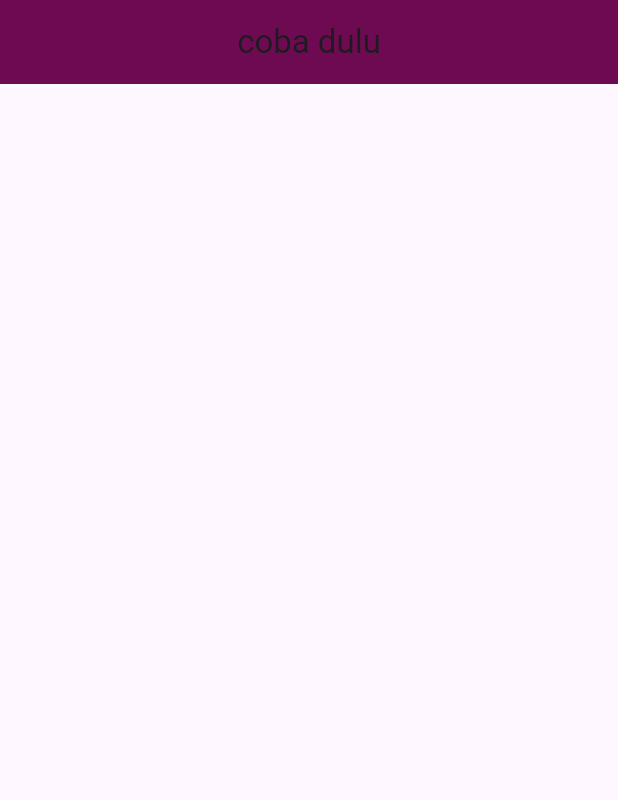
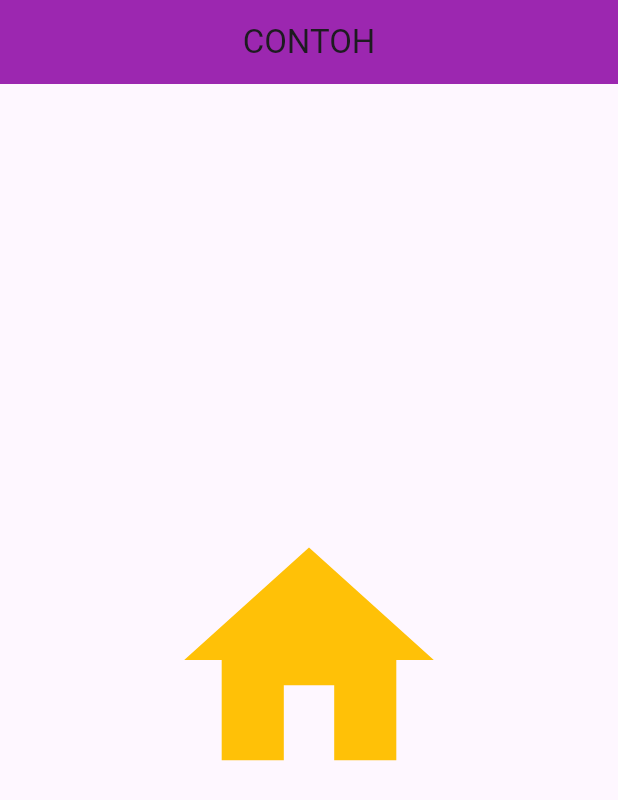
Before and after one commit to fannyHere/Flutter_Section03_BasicWidget, a Flutter app: the screen it shows after launch, on a phone screen of 412 x 824 dp. Shown: the top 800 px of the screen. Run offline on Flutter 3.47's test engine with Material 3 defaults, Android fonts, the phone set to English and light mode, and no system bars.

Commit message:
Section 03 - 01 Hello World

```diff
--- /dev/null
+++ b/lib/func_appbar.dart
@@ -0,0 +1,11 @@
+import 'package:flutter/material.dart';
+
+//buat naro di setiap page supaya nanti di setiap page ada appBar nya
+
+AppBar appbar() {
+  return AppBar(
+    centerTitle: true,
+    backgroundColor: Colors.purple,
+    title: Text('CONTOH'),
+  );
+}
--- /dev/null
+++ b/lib/icon.dart
@@ -0,0 +1,19 @@
+import 'package:flutter/material.dart';
+import 'package:hello_world/func_appbar.dart';
+
+class icon extends StatelessWidget {
+  const icon({super.key});
+
+  @override
+  Widget build(BuildContext context) {
+    return Scaffold(
+        appBar: appbar(),
+        body: Center(
+          child: Icon(
+            Icons.home,
+            size: 200,
+            color: Colors.amber,
+          ),
+        ));
+  }
+}
--- a/lib/main.dart
+++ b/lib/main.dart
@@ -1,4 +1,5 @@
 import 'package:flutter/material.dart';
+import 'package:hello_world/icon.dart';
 
 void main() {
   runApp(MyApp());
@@ -9,47 +10,23 @@ class MyApp extends StatelessWidget {
 
   @override
   Widget build(BuildContext context) {
-    return MaterialApp(
-      home: Scaffold(
-          appBar: AppBar(
-            //bagian atas scaffold
-            backgroundColor: Color.fromARGB(255, 110, 10, 82),
-            title: Text("coba dulu"),
-            centerTitle: true, //menengahkan text mau apa si
-          ),
-          //backgroundColor: Color.fromARGB(255, 230, 159, 212),
+    //debugshowchecked:buat hilangin pita sponsor
+    //home: untuk manggil function-function yang mau ditampilkan
+    //nah kan, misal home: ==> mageProvider() ini bakal dipanggil dan memunculkan
+    //isian page imageProvider yang berisi widget
 
-          body: Center(
-              //Image Provider:
+    return MaterialApp(debugShowCheckedModeBanner: false, home: icon()
+        //hubungan MaterialApp,Home, Scaffold, dan AppBar
+        //materialapp itu buat manggil class misal class imageprovider, nah itu
+        //pake parameter home: , nah salah satu class lain yang bisa diambil
+        //yaitu scaffold yang mana dia punya banyak parameter misalnya body,
+        //float, dll
 
-              //1. Asset Image -> gambar yang ada pada folder project dan perlu daftar di pubspecyaml
-              //cara lama:
-              //   child: Image(
-              // image: AssetImage("assetsName/emong.jpg"),
-              //cara cepat:
-              //child: Image.asset("assetsName/emong.jpg"),
-
-              //2. Network Image -> ambil dari internet dan oneksi butuh internet
-              //cara lama:
-              // child: Image(
-              //     image: NetworkImage(
-              //         "https://linkimage.com/cdn/shop/products/SesseNightLightsIII4a_Formatmall500x700_700x.jpg?v=1650395661")),
-              //cara cepat:
-              // child: Image.network(
-              //     "https://linkimage.com/cdn/shop/products/SesseNightLightsIII4a_Formatmall500x700_700x.jpg?v=1650395661"),
-
-              //Jarang digunakan: hanya pada kasus tertentu
-              //3. File images
-              //4. Memory images
-              )),
-
-      //latihan ikon data
-      // body: Center(
-      //     child: Icon(
-      //   Icons.home,
-      //   size: 200,
-      //   color: Colors.purple.shade100,
-      // )), //center //scaffold
+        //list page yang bisa dipanggil ke dalam home, jangan lupadi import dulu
+        //folder imageProvider:
+        //1. assetImage()
+        //2. networkImage()
+        //3. icon()
 
         //latihan button klik
         // body: Center(
@@ -85,4 +62,4 @@ class MyApp extends StatelessWidget {
         // ), //scaffold
         );
   } //widget build
-}//stateless widget
+} //stateless widget
```
Also changed, not shown: lib/imageProvider/assetImage.dart (added, +25 -0 lines), lib/imageProvider/networkImage.dart (added, +24 -0 lines). Lines whose indentation alone changed are shown as unchanged.
